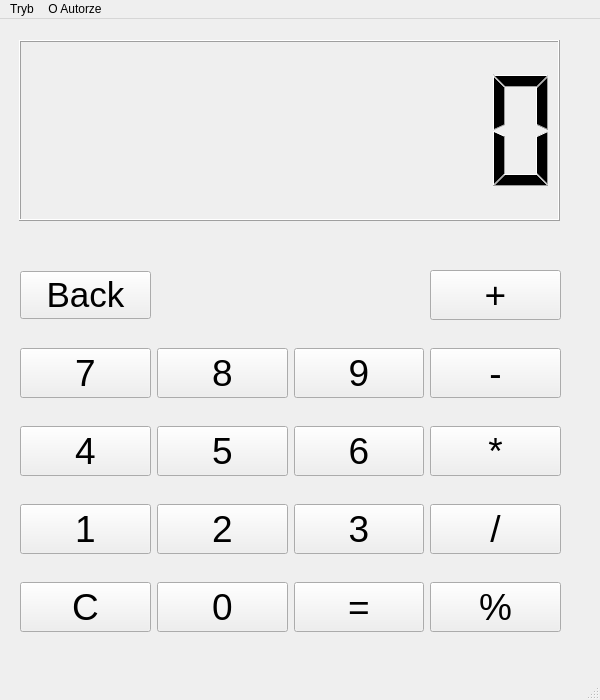
Qt form mainwindow.ui (askorzewski/Kalkulator) before a commit.
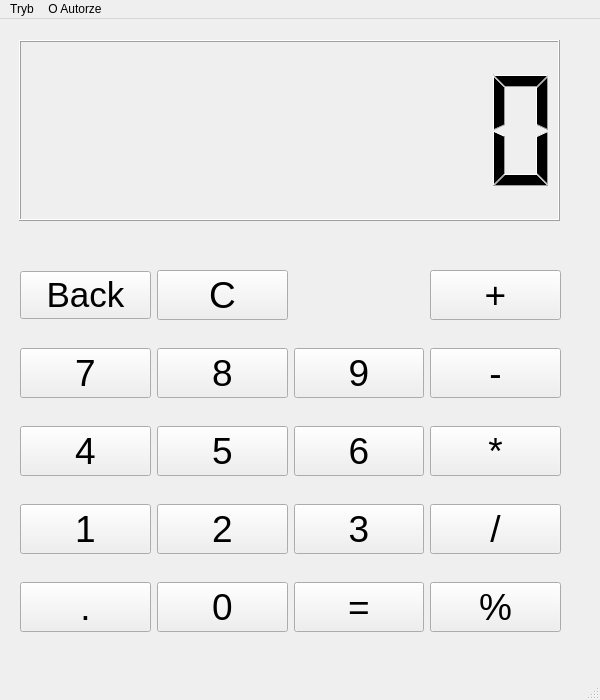
The same form after that commit. Icons and pictures are not drawn.

Patch:
```diff
--- a/mainwindow.ui
+++ b/mainwindow.ui
@@ -237,18 +237,6 @@
        </property>
       </widget>
      </item>
-     <item row="5" column="0">
-      <widget class="QPushButton" name="pClear">
-       <property name="font">
-        <font>
-         <pointsize>28</pointsize>
-        </font>
-       </property>
-       <property name="text">
-        <string>C</string>
-       </property>
-      </widget>
-     </item>
      <item row="0" column="0">
       <widget class="QPushButton" name="pBack">
        <property name="font">
@@ -261,6 +249,30 @@
        </property>
       </widget>
      </item>
+     <item row="0" column="1">
+      <widget class="QPushButton" name="pClear">
+       <property name="font">
+        <font>
+         <pointsize>28</pointsize>
+        </font>
+       </property>
+       <property name="text">
+        <string>C</string>
+       </property>
+      </widget>
+     </item>
+     <item row="5" column="0">
+      <widget class="QPushButton" name="pKropka">
+       <property name="font">
+        <font>
+         <pointsize>28</pointsize>
+        </font>
+       </property>
+       <property name="text">
+        <string>.</string>
+       </property>
+      </widget>
+     </item>
     </layout>
    </widget>
    <widget class="QLCDNumber" name="wyswietlacz">
```
Left out of the diff: 6 changed lines with no effect on the pictures.
